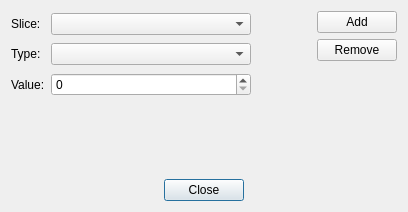
Old version of the form Viewer3D/editslicesdialog.ui in the repository fsoos74/su.
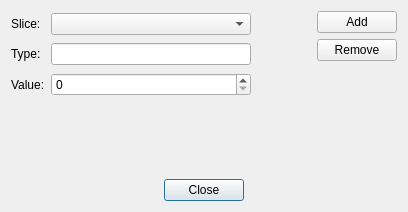
New version of the form.

The edit to the form file:
```diff
--- a/Viewer3D/editslicesdialog.ui
+++ b/Viewer3D/editslicesdialog.ui
@@ -51,9 +51,6 @@
          </property>
         </widget>
        </item>
-       <item row="1" column="1">
-        <widget class="QComboBox" name="cbType"/>
-       </item>
        <item row="2" column="0">
         <widget class="QLabel" name="label_3">
          <property name="text">
@@ -64,6 +61,13 @@
        <item row="2" column="1">
         <widget class="QSpinBox" name="sbValue"/>
        </item>
+       <item row="1" column="1">
+        <widget class="QLineEdit" name="leType">
+         <property name="readOnly">
+          <bool>true</bool>
+         </property>
+        </widget>
+       </item>
       </layout>
      </item>
      <item>
```
